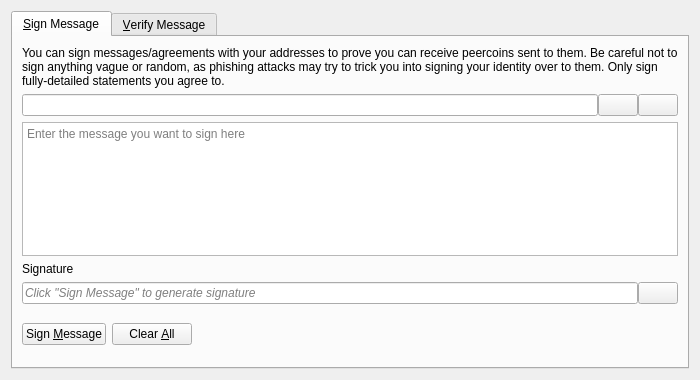
This is src/qt/forms/signverifymessagedialog.ui in Bigpiggy01/HNC-Master as Qt 5 draws it before an edit. The edited form follows.
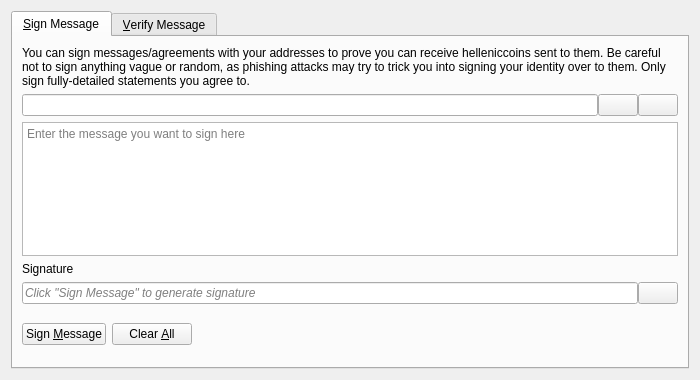
This is the edited form. Icons and pictures are not drawn. Custom widgets are drawn as their Qt base class.

Commit message: replace remaining peercoin references

Diff of the .ui file:
```diff
--- a/src/qt/forms/signverifymessagedialog.ui
+++ b/src/qt/forms/signverifymessagedialog.ui
@@ -30,7 +30,7 @@
        <item>
         <widget class="QLabel" name="infoLabel_SM">
          <property name="text">
-          <string>You can sign messages/agreements with your addresses to prove you can receive peercoins sent to them. Be careful not to sign anything vague or random, as phishing attacks may try to trick you into signing your identity over to them. Only sign fully-detailed statements you agree to.</string>
+          <string>You can sign messages/agreements with your addresses to prove you can receive helleniccoins sent to them. Be careful not to sign anything vague or random, as phishing attacks may try to trick you into signing your identity over to them. Only sign fully-detailed statements you agree to.</string>
          </property>
          <property name="textFormat">
           <enum>Qt::PlainText</enum>
```
The commit also changes 91 other files.
